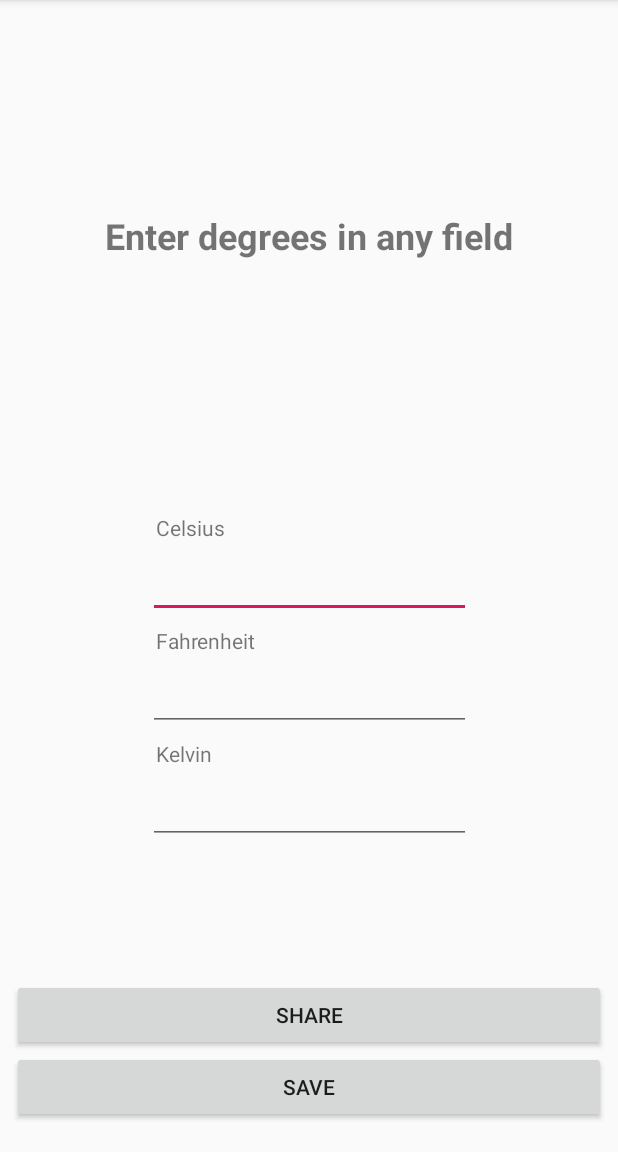
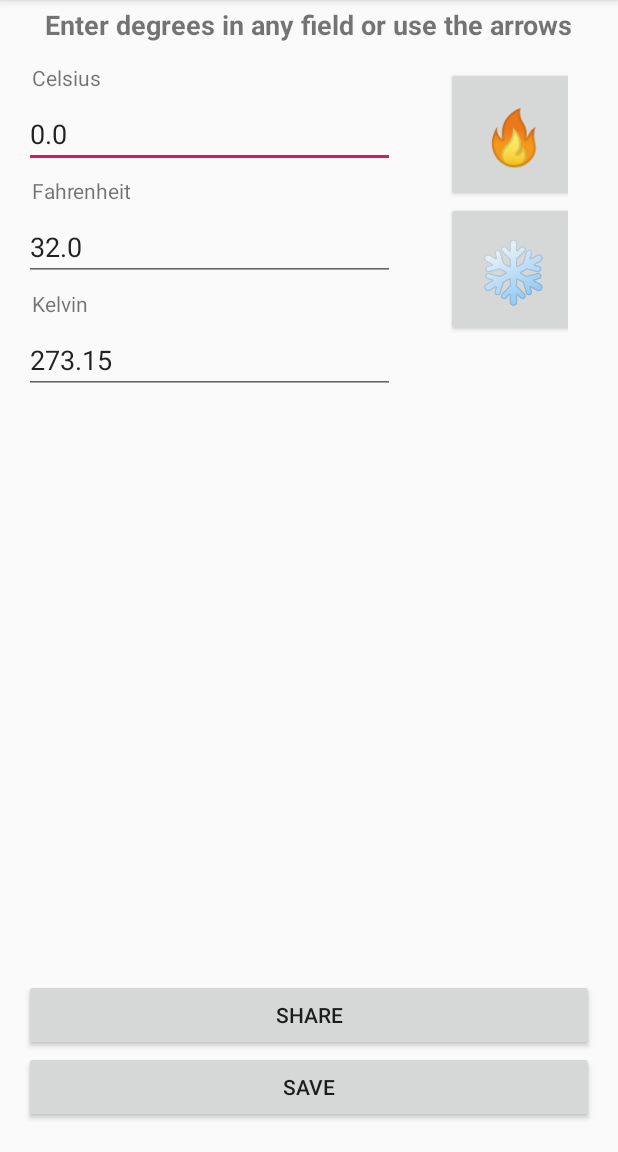
Before and after one commit to jelitter/temperature-mobile-app, an Android app: the screen it shows after launch (MainActivity), on a phone screen of 412 x 824 dp, the part 84-1236 px from its top. Run offline under Robolectric (Android 15) with nearby library versions, the phone set to English and light mode, and no system bars.

```diff
--- a/app/src/main/AndroidManifest.xml
+++ b/app/src/main/AndroidManifest.xml
@@ -8,6 +8,7 @@
         android:label="@string/app_name"
         android:roundIcon="@mipmap/ic_launcher_round"
         android:supportsRtl="true"
+        android:windowSoftInputMode="adjustResize"
         android:theme="@style/AppTheme">
         <activity android:name=".MainActivity">
             <intent-filter>
--- a/app/src/main/java/sanchez/isaac/temperatureapp/Degree.java
+++ b/app/src/main/java/sanchez/isaac/temperatureapp/Degree.java
@@ -15,7 +15,7 @@ public class Degree {
         return celsius;
     }
     public String getCelsiusToString() {
-        return Double.toString(celsius);
+        return Double.toString(Math.round(celsius * 100d) / 100d);
     }
 
     public void setCelsius(double celsius) {
@@ -28,7 +28,7 @@ public class Degree {
         return fahrenheit;
     }
     public String getFahrenheitToString() {
-        return Double.toString(fahrenheit);
+        return Double.toString(Math.round(fahrenheit * 100d) / 100d);
     }
 
     public void setFahrenheit(double fahrenheit) {
@@ -41,7 +41,7 @@ public class Degree {
         return kelvin;
     }
     public String getKelvinToString() {
-        return Double.toString(kelvin);
+        return Double.toString(Math.round(kelvin * 100d) / 100d);
     }
 
     public void setKelvin(double kelvin) {
--- a/app/src/main/java/sanchez/isaac/temperatureapp/MainActivity.java
+++ b/app/src/main/java/sanchez/isaac/temperatureapp/MainActivity.java
@@ -3,6 +3,7 @@ import android.support.v7.app.AppCompatActivity;
 import android.os.Bundle;
 import android.text.Editable;
 import android.text.TextWatcher;
+import android.widget.Button;
 import android.widget.EditText;
 import android.view.View;
 
@@ -11,8 +12,8 @@ public class MainActivity extends AppCompatActivity {
 
     private Degree temp;
     EditText celsius, fahrenheit, kelvin;
-
-
+    EditText lastFocusedField;
+    Button buttonUp, buttonDown;
 
 
     @Override
@@ -27,10 +28,41 @@ public class MainActivity extends AppCompatActivity {
         fahrenheit = findViewById(R.id.editFahrenheit);
         kelvin = findViewById(R.id.editKelvin);
 
+        buttonUp = findViewById(R.id.buttonUp);
+        buttonDown = findViewById(R.id.buttonDown);
+
+        // Starting at 0 Celsius degrees
+        temp.setCelsius(0);
+        refreshFields();
+        lastFocusedField = celsius;
+
         setListeners();
     }
 
     public void setListeners() {
+
+        this.buttonUp.setOnClickListener(createSpinnerListener(1));
+        this.buttonDown.setOnClickListener(createSpinnerListener(-1));
+
+
+        celsius.setOnFocusChangeListener(new View.OnFocusChangeListener() {
+            @Override
+            public void onFocusChange(View v, boolean hasFocus) {
+                    lastFocusedField = celsius;
+            }
+        });
+        fahrenheit.setOnFocusChangeListener(new View.OnFocusChangeListener() {
+            @Override
+            public void onFocusChange(View v, boolean hasFocus) {
+                    lastFocusedField = fahrenheit;
+            }
+        });
+        kelvin.setOnFocusChangeListener(new View.OnFocusChangeListener() {
+            @Override
+            public void onFocusChange(View v, boolean hasFocus) {
+                    lastFocusedField = kelvin;
+            }
+        });
 
         this.celsius.addTextChangedListener(new TextWatcher() {
 
@@ -46,55 +78,102 @@ public class MainActivity extends AppCompatActivity {
             public void onTextChanged(CharSequence s, int start,
                                       int before, int count) {
 
-                temp.setCelsius(Double.parseDouble(s.toString()));
-                fahrenheit.setText(temp.getFahrenheitToString());
-                kelvin.setText(temp.getKelvinToString());
+                if (getCurrentFocus() == celsius) {
+                    if (s.toString().trim().equals("")) {
+                        fahrenheit.setText("");
+                        kelvin.setText("");
+                    } else {
+                        temp.setCelsius(Double.parseDouble(s.toString()));
+                        fahrenheit.setText(temp.getFahrenheitToString());
+                        kelvin.setText(temp.getKelvinToString());
+                    };
+                }
+
             }
         });
 
-//        this.fahrenheit.addTextChangedListener(new TextWatcher() {
-//
-//            @Override
-//            public void afterTextChanged(Editable s) {}
-//            //
-//            @Override
-//            public void beforeTextChanged(CharSequence s, int start,
-//                                          int count, int after) {
-//            }
-//
-//            @Override
-//            public void onTextChanged(CharSequence s, int start,
-//                                      int before, int count) {
-//
-//                temp.setFahrenheit(Double.parseDouble(s.toString()));
-//                celsius.setText(temp.getCelsiusToString());
-//                kelvin.setText(temp.getKelvinToString());
-//            }
-//        });
-//
-//        this.kelvin.addTextChangedListener(new TextWatcher() {
-//
-//            @Override
-//            public void afterTextChanged(Editable s) {}
-//            //
-//            @Override
-//            public void beforeTextChanged(CharSequence s, int start,
-//                                          int count, int after) {
-//            }
-//
-//            @Override
-//            public void onTextChanged(CharSequence s, int start,
-//                                      int before, int count) {
-//
-//                temp.setKelvin(Double.parseDouble(s.toString()));
-//                celsius.setText(temp.getCelsiusToString());
-//                fahrenheit.setText(temp.getFahrenheitToString());
-//            }
-//        });
+        this.fahrenheit.addTextChangedListener(new TextWatcher() {
+
+            @Override
+            public void afterTextChanged(Editable s) {}
+            //
+            @Override
+            public void beforeTextChanged(CharSequence s, int start,
+                                          int count, int after) {
+            }
+
+            @Override
+            public void onTextChanged(CharSequence s, int start,
+                                      int before, int count) {
+
+                if (getCurrentFocus() == fahrenheit) {
+                    if (s.toString().trim().equals("")) {
+                        celsius.setText("");
+                        kelvin.setText("");
+                    } else {
+                        temp.setFahrenheit(Double.parseDouble(s.toString()));
+                        celsius.setText(temp.getCelsiusToString());
+                        kelvin.setText(temp.getKelvinToString());
+                    };
+                }
+            }
+
+
+        });
+
+        this.kelvin.addTextChangedListener(new TextWatcher() {
+
+            @Override
+            public void afterTextChanged(Editable s) {}
+            //
+            @Override
+            public void beforeTextChanged(CharSequence s, int start,
+                                          int count, int after) {
+            }
+
+            @Override
+            public void onTextChanged(CharSequence s, int start,
+                                      int before, int count) {
+
+                if (getCurrentFocus() == kelvin) {
+                    if (s.toString().trim().equals("")) {
+                        fahrenheit.setText("");
+                        celsius.setText("");
+                    } else {
+                        temp.setKelvin(Double.parseDouble(s.toString()));
+                        fahrenheit.setText(temp.getFahrenheitToString());
+                        celsius.setText(temp.getCelsiusToString());
+                    };
+                }
+            }
+        });
 
 
     }
 
+    private View.OnClickListener createSpinnerListener(final int increment) {
+        return new View.OnClickListener() {
+            @Override
+            public void onClick(View v) {
 
+                if (lastFocusedField ==  fahrenheit) {
+                    temp.setFahrenheit(temp.getFahrenheit()+increment);
+                }
+                else if (lastFocusedField ==  kelvin) {
+                    temp.setKelvin(temp.getKelvin()+increment);
+                } else {
+                    temp.setCelsius(temp.getCelsius()+increment);
+                }
+
+                refreshFields();
+            }
+        };
+    }
+
+    private void refreshFields() {
+        celsius.setText(temp.getCelsiusToString());
+        fahrenheit.setText(temp.getFahrenheitToString());
+        kelvin.setText(temp.getKelvinToString());
+    }
 
 }
--- a/app/src/main/res/layout/activity_main.xml
+++ b/app/src/main/res/layout/activity_main.xml
@@ -4,19 +4,18 @@
     xmlns:tools="http://schemas.android.com/tools"
     android:layout_width="match_parent"
     android:layout_height="match_parent"
-    tools:context=".MainActivity">
+    tools:context=".MainActivity"
+    >
 
     <LinearLayout
         android:id="@+id/fields"
-        android:layout_width="215dp"
-        android:layout_height="312dp"
-        android:layout_marginStart="4dp"
-        android:layout_marginEnd="4dp"
-        android:layout_marginBottom="4dp"
+        android:layout_width="247dp"
+        android:layout_height="wrap_content"
+        android:layout_marginStart="16dp"
+        android:layout_marginTop="8dp"
         android:orientation="vertical"
-        app:layout_constraintBottom_toTopOf="@+id/share"
-        app:layout_constraintEnd_toEndOf="parent"
         app:layout_constraintStart_toStartOf="parent"
+        app:layout_constraintTop_toBottomOf="@+id/textTitle"
         app:layout_goneMarginLeft="5dp">
 
         <TextView
@@ -66,12 +65,43 @@
             android:inputType="numberDecimal" />
     </LinearLayout>
 
+    <LinearLayout
+        android:id="@+id/updown"
+        android:layout_width="81dp"
+        android:layout_height="224dp"
+        android:layout_marginStart="8dp"
+        android:layout_marginTop="16dp"
+        android:layout_marginEnd="8dp"
+        android:orientation="vertical"
+        app:layout_constraintEnd_toEndOf="parent"
+        app:layout_constraintStart_toEndOf="@+id/fields"
+        app:layout_constraintTop_toBottomOf="@+id/textTitle"
+        app:layout_goneMarginLeft="5dp">
+
+        <Button
+            android:id="@+id/buttonUp"
+            android:layout_width="90dp"
+            android:layout_height="90dp"
+            android:text="🔥"
+            android:textAlignment="center"
+            android:textSize="36sp" />
+
+        <Button
+            android:id="@+id/buttonDown"
+            android:layout_width="90dp"
+            android:layout_height="90dp"
+            android:text="❄"
+            android:textAlignment="center"
+            android:textSize="40sp" />
+    </LinearLayout>
+
+
     <TableLayout
         android:id="@+id/share"
         android:layout_width="0dp"
         android:layout_height="107dp"
-        android:layout_marginStart="8dp"
-        android:layout_marginEnd="8dp"
+        android:layout_marginStart="16dp"
+        android:layout_marginEnd="16dp"
         android:layout_marginBottom="8dp"
         app:layout_constraintBottom_toBottomOf="parent"
         app:layout_constraintEnd_toEndOf="parent"
@@ -93,14 +123,13 @@
     <TextView
         android:id="@+id/textTitle"
         android:layout_width="wrap_content"
-        android:layout_height="48dp"
+        android:layout_height="wrap_content"
         android:layout_marginStart="8dp"
+        android:layout_marginTop="4dp"
         android:layout_marginEnd="8dp"
-        android:layout_marginBottom="8dp"
-        android:text="Enter degrees in any field"
-        android:textSize="24sp"
+        android:text="Enter degrees in any field or use the arrows"
+        android:textSize="18sp"
         android:textStyle="bold"
-        app:layout_constraintBottom_toTopOf="@+id/fields"
         app:layout_constraintEnd_toEndOf="parent"
         app:layout_constraintStart_toStartOf="parent"
         app:layout_constraintTop_toTopOf="parent" />
```
